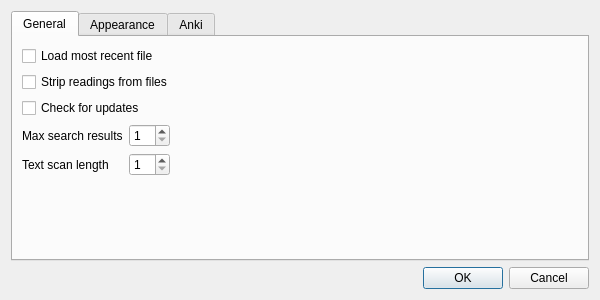
First picture: the form in ui/preferences.ui, repository FooSoft/yomichan-anki, before the edit.
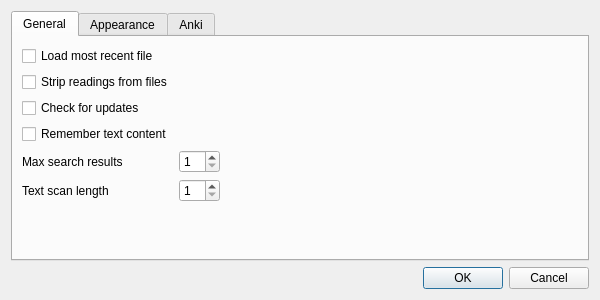
Second picture: the form after the edit.

Commit message: Adding checkbox for rememberTextContent setting

The edit to the form file:
```diff
--- a/ui/preferences.ui
+++ b/ui/preferences.ui
@@ -24,6 +24,9 @@
        <string>General</string>
       </attribute>
       <layout class="QFormLayout" name="formLayout">
+       <property name="fieldGrowthPolicy">
+        <enum>QFormLayout::AllNonFixedFieldsGrow</enum>
+       </property>
        <item row="0" column="0" colspan="2">
         <widget class="QCheckBox" name="checkLoadRecentFile">
          <property name="text">
@@ -45,14 +48,14 @@
          </property>
         </widget>
        </item>
-       <item row="3" column="0">
+       <item row="4" column="0">
         <widget class="QLabel" name="label_2">
          <property name="text">
           <string>Max search results</string>
          </property>
         </widget>
        </item>
-       <item row="3" column="1">
+       <item row="4" column="1">
         <widget class="QSpinBox" name="spinMaxResults">
          <property name="sizePolicy">
           <sizepolicy hsizetype="Fixed" vsizetype="Fixed">
@@ -65,14 +68,14 @@
          </property>
         </widget>
        </item>
-       <item row="4" column="0">
+       <item row="5" column="0">
         <widget class="QLabel" name="label_14">
          <property name="text">
           <string>Text scan length</string>
          </property>
         </widget>
        </item>
-       <item row="4" column="1">
+       <item row="5" column="1">
         <widget class="QSpinBox" name="spinScanLength">
          <property name="sizePolicy">
           <sizepolicy hsizetype="Fixed" vsizetype="Fixed">
@@ -85,6 +88,13 @@
          </property>
         </widget>
        </item>
+       <item row="3" column="0">
+        <widget class="QCheckBox" name="checkRememberTextContent">
+         <property name="text">
+          <string>Remember text content</string>
+         </property>
+        </widget>
+       </item>
       </layout>
      </widget>
      <widget class="QWidget" name="tabAppearance">
```
The commit also changes 5 other files.
